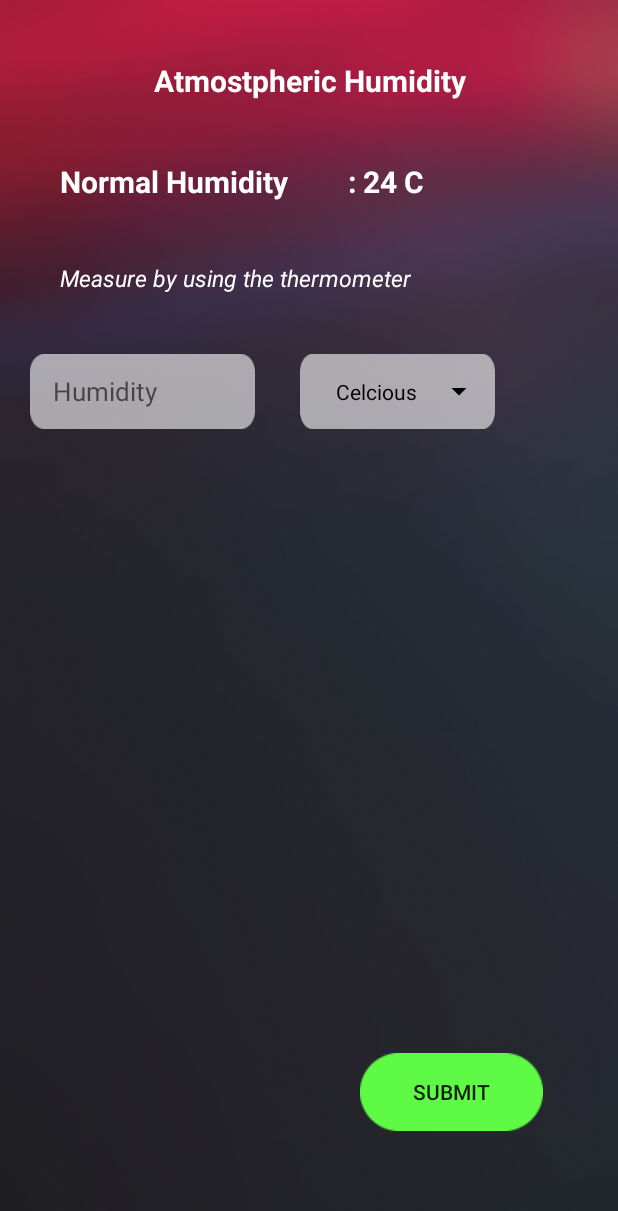
After one commit to crazypsy/Fisat_pro, an Android app: the Humidity screen opened directly, with no data from a screen before it, on a phone screen of 412 x 824 dp. The commit adds this screen. Shown: the top 1211 px of the screen. Run offline under Robolectric (Android 15) with nearby library versions, the phone set to English and light mode, and no system bars.

```diff
--- /dev/null
+++ b/app/src/main/java/com/example/fisat_pro/parameters/Humidity.java
@@ -0,0 +1,47 @@
+package com.example.fisat_pro.parameters;
+
+import android.os.Bundle;
+import android.widget.Button;
+
+import androidx.appcompat.app.AppCompatActivity;
+
+import com.example.fisat_pro.R;
+import com.example.fisat_pro.customspinner.MaterialSpinner;
+import com.google.android.material.snackbar.Snackbar;
+
+public class Humidity extends AppCompatActivity {
+    private static final String[] ANDROID_VERSIONS = {
+            "Celcious",
+            "kelvin",
+            "Farhheat",
+
+
+    };
+    Button k1;
+
+    @Override
+    protected void onCreate(Bundle savedInstanceState) {
+        super.onCreate(savedInstanceState);
+        setContentView(R.layout.activity_humidity);
+
+        k1 = findViewById(R.id.SubMit);
+        k1.setText("Submit");
+        MaterialSpinner spinner = (MaterialSpinner) findViewById(R.id.State);
+
+        spinner.setItems(ANDROID_VERSIONS);
+        spinner.setOnItemSelectedListener(new MaterialSpinner.OnItemSelectedListener<String>() {
+
+            @Override
+            public void onItemSelected(MaterialSpinner view, int position, long id, String item) {
+                Snackbar.make(view, "Clicked " + item, Snackbar.LENGTH_LONG).show();
+            }
+        });
+        spinner.setOnNothingSelectedListener(new MaterialSpinner.OnNothingSelectedListener() {
+
+            @Override
+            public void onNothingSelected(MaterialSpinner spinner) {
+                Snackbar.make(spinner, "Nothing selected", Snackbar.LENGTH_LONG).show();
+            }
+        });
+    }
+}
--- /dev/null
+++ b/app/src/main/res/layout/activity_humidity.xml
@@ -0,0 +1,118 @@
+<?xml version="1.0" encoding="utf-8"?>
+<RelativeLayout xmlns:android="http://schemas.android.com/apk/res/android"
+    xmlns:app="http://schemas.android.com/apk/res-auto"
+    xmlns:tools="http://schemas.android.com/tools"
+    android:layout_width="match_parent"
+    android:layout_height="match_parent"
+    android:background="@drawable/backwall"
+    tools:context=".parameters.Humidity"
+
+    >
+
+    <ScrollView
+        android:layout_width="match_parent"
+        android:layout_height="wrap_content">
+
+        <LinearLayout
+            android:layout_width="match_parent"
+            android:layout_height="wrap_content"
+            android:layout_margin="20dp"
+            android:layout_marginLeft="30dp"
+
+            android:orientation="vertical">
+
+            <TextView
+                android:layout_width="match_parent"
+                android:layout_height="wrap_content"
+                android:layout_margin="20dp"
+                android:gravity="center"
+                android:text="Atmostpheric Humidity"
+                android:textColor="@color/white"
+                android:textSize="20dp"
+                android:textStyle="bold" />
+
+            <TableRow
+                android:layout_width="match_parent"
+                android:layout_height="wrap_content"
+
+                >
+
+                <TextView
+                    android:layout_width="wrap_content"
+                    android:layout_height="wrap_content"
+                    android:layout_margin="20dp"
+
+                    android:text="Normal Humidity"
+                    android:textColor="@color/white"
+                    android:textSize="20dp"
+                    android:textStyle="bold" />
+
+                <TextView
+                    android:layout_width="wrap_content"
+                    android:layout_height="wrap_content"
+                    android:layout_margin="20dp"
+
+                    android:text=": 24 C"
+                    android:textColor="@color/white"
+                    android:textSize="20dp"
+                    android:textStyle="bold" />
+            </TableRow>
+
+            <TextView
+                android:layout_width="wrap_content"
+                android:layout_height="wrap_content"
+                android:layout_margin="20dp"
+
+                android:text="Measure by using the thermometer"
+                android:textColor="@color/white"
+                android:textSize="15dp"
+                android:textStyle="italic" />
+
+            <TableRow
+                android:layout_width="match_parent"
+                android:layout_height="match_parent"
+
+                >
+
+                <EditText
+                    android:id="@+id/editTextTextPersonName"
+                    android:layout_width="150dp"
+                    android:layout_height="50dp"
+                    android:layout_gravity="center"
+                    android:layout_marginTop="10dp"
+                    android:background="@drawable/input"
+                    android:ems="10"
+                    android:hint="Humidity "
+                    android:inputType="numberDecimal"
+                    android:paddingStart="15dp"
+                    android:textColor="@color/black"
+                    android:textSize="17dp" />
+
+                <com.example.fisat_pro.customspinner.MaterialSpinner
+
+                    android:id="@+id/State"
+                    android:layout_width="130dp"
+                    android:layout_height="50dp"
+                    android:layout_marginLeft="30dp"
+                    android:layout_marginTop="20dp"
+
+                    android:accessibilityPaneTitle="Country"
+                    android:textColor="@color/black"
+                    app:ms_dropdown_height="wrap_content"
+                    app:ms_dropdown_max_height="300dp" />
+            </TableRow>
+        </LinearLayout>
+    </ScrollView>
+
+    <Button
+        android:id="@+id/SubMit"
+        android:layout_width="wrap_content"
+        android:layout_height="wrap_content"
+        android:layout_alignParentRight="true"
+        android:layout_alignParentBottom="true"
+        android:layout_marginRight="50dp"
+        android:layout_marginBottom="70dp"
+
+        android:background="@drawable/submit"
+        android:src="@drawable/ic_notification" />
+</RelativeLayout>
```
Also changed, not shown: app/src/main/AndroidManifest.xml (+32 -2 lines), app/src/main/java/com/example/fisat_pro/Student_Input.java (+104 -1 lines), app/src/main/java/com/example/fisat_pro/parameters/FloodLevel.java (added, +16 -0 lines), app/src/main/java/com/example/fisat_pro/parameters/Pressure.java (added, +16 -0 lines), app/src/main/java/com/example/fisat_pro/parameters/RiverLength.java (added, +16 -0 lines), app/src/main/java/com/example/fisat_pro/parameters/Temperture.java (added, +46 -0 lines), app/src/main/java/com/example/fisat_pro/parameters/WaterLevel.java (added, +16 -0 lines), app/src/main/java/com/example/fisat_pro/parameters/Wind.java (added, +16 -0 lines), app/src/main/res/layout/activity_flood_level.xml (added, +8 -0 lines), app/src/main/res/layout/activity_pressure.xml (added, +8 -0 lines), app/src/main/res/layout/activity_river_length.xml (added, +8 -0 lines), app/src/main/res/layout/activity_student_input.xml (+8 -1 lines), app/src/main/res/layout/activity_temperture.xml (added, +118 -0 lines), app/src/main/res/layout/activity_water_level.xml (added, +8 -0 lines), 2 more files.
